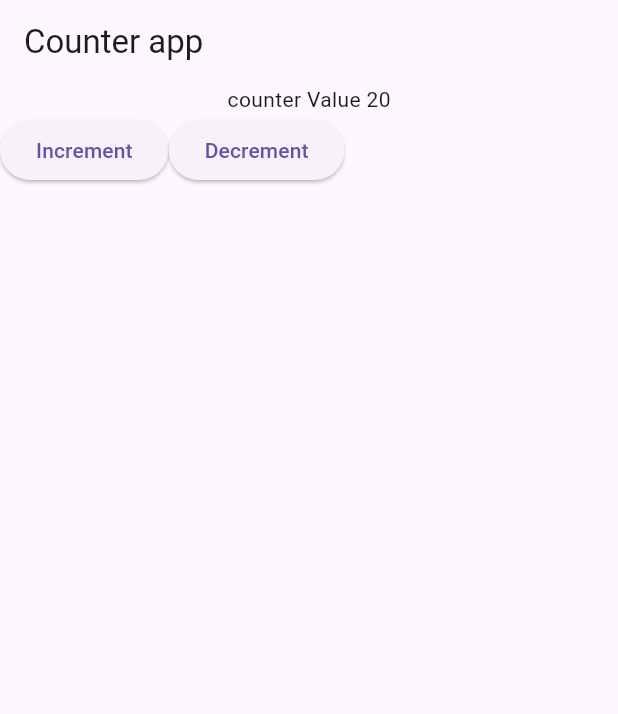
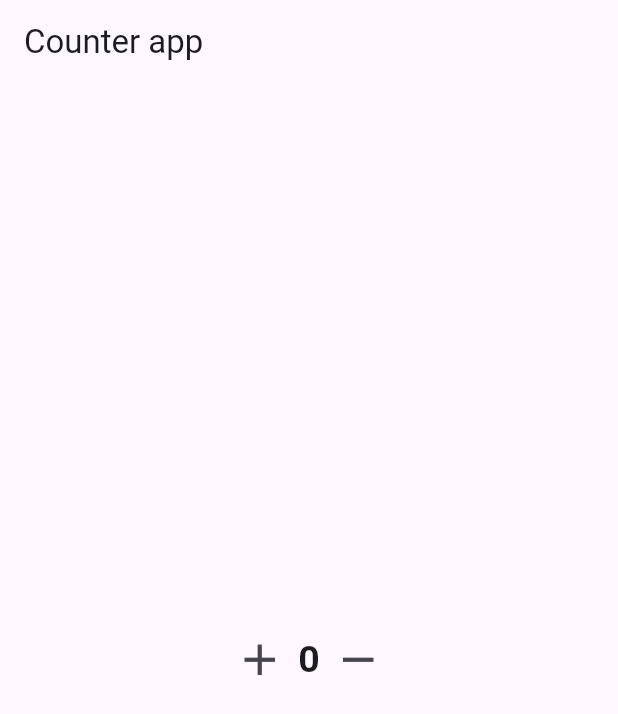
Before and after one commit to AbuRasel9/Bloc-State-Management, a Flutter app: the screen it shows after launch, on a phone screen of 412 x 824 dp. Shown: the top 714 px of the screen. Run offline on Flutter 3.47's test engine with Material 3 defaults, Android fonts, the phone set to English and light mode, and no system bars; our stand-ins replace equatable, flutter_bloc.

```diff
--- a/lib/bloc/counter/counter_bloc.dart
+++ b/lib/bloc/counter/counter_bloc.dart
@@ -1,26 +1,18 @@
-import 'package:flutter_bloc/flutter_bloc.dart';
 import 'package:bloc_state_management/bloc/counter/counter_event.dart';
 import 'package:bloc_state_management/bloc/counter/counter_state.dart';
+import 'package:flutter_bloc/flutter_bloc.dart';
+class CounterBloc extends Bloc<CounterEvent,CounterState>{
+  CounterBloc():super(const CounterState()){
+    on<IncrementEvent>(_increment);
+    on<DecrementEvent>(_decrement);
 
-class CounterBloc extends Bloc<CounterEvent, CounterState> {
-  CounterBloc() : super(const CounterState(counter: 20)) {
-    on<IncrementCounter>(_increment);
-    on<DecrementCounter>(_decrement);
+  }
+  void _increment(IncrementEvent event,Emitter<CounterState> emit){
+    emit(state.copyWith(counter: state.counterValue+1));
+  }
+  void _decrement(DecrementEvent event,Emitter<CounterState>emit){
+    emit(state.copyWith(counter: state.counterValue-1));
   }
 
-  void _increment(IncrementCounter event, Emitter<CounterState> emit) {
-    emit(
-      state.copyWith(
-        counter: state.counter + 1,
-      ),
-    );
-  }
 
-  void _decrement(DecrementCounter event, Emitter<CounterState> emit) {
-    emit(
-      state.copyWith(
-        counter: state.counter - 1,
-      ),
-    );
-  }
 }
--- a/lib/bloc/counter/counter_event.dart
+++ b/lib/bloc/counter/counter_event.dart
@@ -3,12 +3,11 @@ import 'package:equatable/equatable.dart';
 abstract class CounterEvent extends Equatable{
   const CounterEvent();
   @override
-  List<Object?> get props => [];
+  List<Object>get props=>[];
+}
+class IncrementEvent extends CounterEvent{
 
 }
-class IncrementCounter extends CounterEvent{
+class DecrementEvent extends CounterEvent{
 
 }
-class DecrementCounter extends CounterEvent{
-
-}
--- a/lib/bloc/counter/counter_state.dart
+++ b/lib/bloc/counter/counter_state.dart
@@ -1,18 +1,18 @@
+
 import 'package:equatable/equatable.dart';
 
-class CounterState extends Equatable {
-  final int counter;
+class CounterState extends Equatable{
+  final int counterValue;
+  final bool switchValue;
+  const CounterState({this.counterValue = 0,this.switchValue=false});
+  CounterState copyWith({int?counter,bool?switchValue}){
+    return CounterState(
+      counterValue: counter ?? this.counterValue,
+      switchValue: switchValue?? this.switchValue,
 
-  const CounterState({
-    this.counter = 0,
-  });
-
-  CounterState copyWith({int? counter}) {
-    return CounterState(
-      counter: counter ?? this.counter,
     );
   }
 
   @override
-  List<Object?> get props => [];
+  List<Object?> get props => [counterValue,switchValue];
 }
--- a/lib/main.dart
+++ b/lib/main.dart
@@ -1,5 +1,5 @@
 import 'package:bloc_state_management/bloc/counter/counter_bloc.dart';
-import 'package:bloc_state_management/screens/counter.dart';
+import 'package:bloc_state_management/screens/counter/counter.dart';
 import 'package:flutter/material.dart';
 import 'package:flutter_bloc/flutter_bloc.dart';
 
--- a/lib/screens/counter.dart
+++ /dev/null
@@ -1,52 +0,0 @@
-import 'package:bloc_state_management/bloc/counter/counter_bloc.dart';
-import 'package:bloc_state_management/bloc/counter/counter_event.dart';
-import 'package:bloc_state_management/bloc/counter/counter_state.dart';
-import 'package:flutter/material.dart';
-import 'package:flutter_bloc/flutter_bloc.dart';
-
-class CounterApp extends StatefulWidget {
-  const CounterApp({super.key});
-
-  @override
-  State<CounterApp> createState() => _CounterAppState();
-}
-
-class _CounterAppState extends State<CounterApp> {
-  @override
-  Widget build(BuildContext context) {
-    return Scaffold(
-      appBar: AppBar(
-        title: const Text("Counter app"),
-      ),
-      body: Column(
-        children: <Widget>[
-          BlocBuilder<CounterBloc,CounterState>(builder: (context, state){
-            return  Text("counter Value ${state.counter}");
-
-          },),
-          Row(
-            children: <Widget>[
-              ElevatedButton(
-                onPressed: () {
-                  context.read<CounterBloc>().add(IncrementCounter());
-                },
-                child: const Text(
-                  "Increment",
-                ),
-              ),
-              ElevatedButton(
-                onPressed: () {
-                  context.read<CounterBloc>().add(IncrementCounter());
-
-                },
-                child: const Text(
-                  "Decrement",
-                ),
-              ),
-            ],
-          ),
-        ],
-      ),
-    );
-  }
-}
--- /dev/null
+++ b/lib/screens/counter/counter.dart
@@ -0,0 +1,119 @@
+import 'package:bloc_state_management/bloc/counter/counter_bloc.dart';
+import 'package:bloc_state_management/bloc/counter/counter_event.dart';
+import 'package:bloc_state_management/bloc/counter/counter_state.dart';
+import 'package:flutter/material.dart';
+import 'package:flutter_bloc/flutter_bloc.dart';
+
+class CounterApp extends StatefulWidget {
+  const CounterApp({super.key});
+
+  @override
+  State<CounterApp> createState() => _CounterAppState();
+}
+
+class _CounterAppState extends State<CounterApp> {
+  @override
+  Widget build(BuildContext context) {
+    return Scaffold(
+      appBar: AppBar(
+        title: const Text("Counter app"),
+      ),
+      body: Center(
+        child: Row(
+          mainAxisAlignment: MainAxisAlignment.center,
+          crossAxisAlignment: CrossAxisAlignment.center,
+          children: <Widget>[
+            IconButton(
+              onPressed: () {
+                //increment event call
+                context.read<CounterBloc>().add(IncrementEvent());
+              },
+              icon: const Icon(
+                Icons.add,
+                size: 35,
+              ),
+            ),
+            //set value from bloc
+            BlocBuilder<CounterBloc, CounterState>(
+              builder: (context, state) {
+                return Text(
+                  state.counterValue.toString() ?? "",
+                  style: const TextStyle(
+                      fontSize: 25, fontWeight: FontWeight.bold),
+                );
+              },
+            ),
+            IconButton(
+              onPressed: () {
+                //decrement event call
+                context.read<CounterBloc>().add(DecrementEvent());
+              },
+              icon: const Icon(
+                Icons.remove,
+                size: 35,
+              ),
+            )
+          ],
+        ),
+      ),
+    );
+  }
+}
+
+/*
+import 'package:bloc_state_management/bloc/counter/counter_bloc.dart';
+import 'package:bloc_state_management/bloc/counter/counter_event.dart';
+import 'package:bloc_state_management/bloc/counter/counter_state.dart';
+import 'package:flutter/material.dart';
+import 'package:flutter_bloc/flutter_bloc.dart';
+
+class CounterApp extends StatefulWidget {
+  const CounterApp({super.key});
+
+  @override
+  State<CounterApp> createState() => _CounterAppState();
+}
+
+class _CounterAppState extends State<CounterApp> {
+  @override
+  Widget build(BuildContext context) {
+    return Scaffold(
+      appBar: AppBar(
+        title: const Text("Counter app"),
+      ),
+      body: Center(
+        child: Column(
+          children: <Widget>[
+            BlocBuilder<CounterBloc,CounterState>(builder: (context, state){
+              return  Text("counter Value ${state.counter}");
+
+            },),
+            Row(
+              children: <Widget>[
+                ElevatedButton(
+                  onPressed: () {
+                    context.read<CounterBloc>().add(IncrementCounter());
+                  },
+                  child: const Text(
+                    "Increment",
+                  ),
+                ),
+                ElevatedButton(
+                  onPressed: () {
+                    context.read<CounterBloc>().add(DecrementCounter());
+                    print("click");
+
+                  },
+                  child: const Text(
+                    "Decrement",
+                  ),
+                ),
+              ],
+            ),
+          ],
+        ),
+      ),
+    );
+  }
+}
+*/
```
Also changed, not shown: lib/screens/switch/switch_screen.dart (added, +20 -0 lines).
